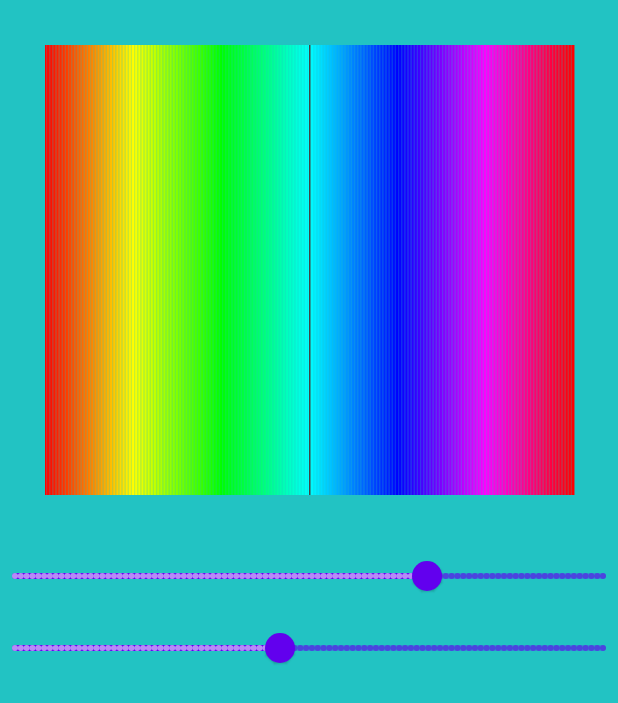
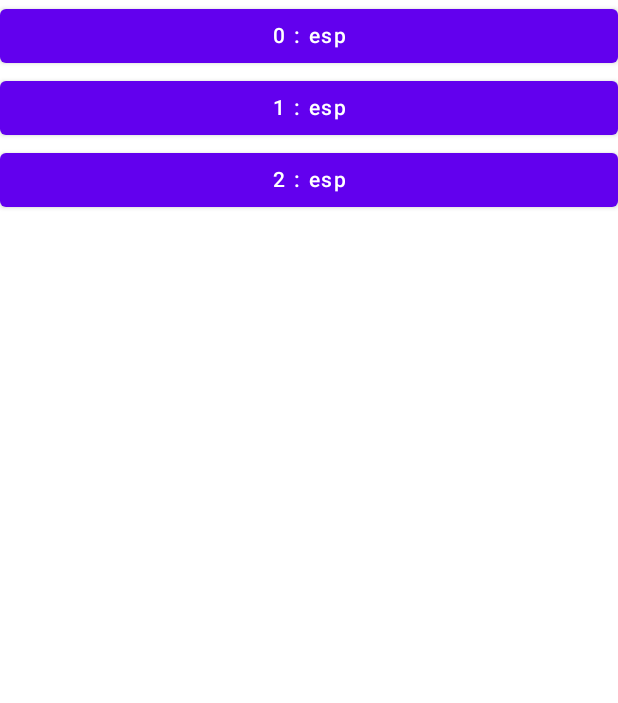
Before and after one commit to bakivo/Teta, an Android app built with Jetpack Compose: the screen it shows after launch (MainActivity), on a phone screen of 412 x 824 dp. Shown: the top 703 px of the screen. Run offline under Robolectric (Android 15) with nearby library versions, the phone set to English and light mode, and no system bars.

Commit message:
- added Service Discovery - app starts with a list of the nodes, which are possible to connect to.

```diff
--- a/app/src/main/AndroidManifest.xml
+++ b/app/src/main/AndroidManifest.xml
@@ -1,6 +1,7 @@
 <?xml version="1.0" encoding="utf-8"?>
 <manifest xmlns:android="http://schemas.android.com/apk/res/android"
     package="com.example.teta">
+    <uses-permission android:name="android.permission.INTERNET" />
 
     <application
         android:allowBackup="true"
--- a/app/src/main/java/com/example/teta/MainActivity.kt
+++ b/app/src/main/java/com/example/teta/MainActivity.kt
@@ -1,14 +1,19 @@
 package com.example.teta
 
 import android.os.Bundle
+import android.util.Log
 import androidx.activity.ComponentActivity
 import androidx.activity.compose.setContent
 import androidx.activity.viewModels
+import androidx.compose.foundation.layout.Column
+import androidx.compose.foundation.layout.fillMaxWidth
+import androidx.compose.material.Button
 import androidx.compose.material.MaterialTheme
 import androidx.compose.material.Surface
+import androidx.compose.material.Text
 import androidx.compose.runtime.Composable
-import androidx.lifecycle.ViewModel
-import androidx.lifecycle.viewModelScope
+import androidx.compose.ui.Modifier
+import androidx.compose.ui.text.style.TextAlign
 import com.example.teta.ui.theme.TetaTheme
 
 class MainActivity : ComponentActivity() {
@@ -24,10 +29,24 @@ class MainActivity : ComponentActivity() {
             }
         }
     }
+    override fun onResume() {
+        super.onResume()
+        tetaViewModel.startServiceDiscovery()
+        Log.i(DEBUG_TAG, "onResume" )
+    }
+
+    override fun onPause() {
+        super.onPause()
+        tetaViewModel.stopServiceDiscovery()
+        Log.i(DEBUG_TAG, "onPause" )
+    }
 }
 
 @Composable
 private fun MainActivityScreen(viewModel: TetaViewModel) {
+    if (viewModel.espUnits.isEmpty()){
+        Text(text = "Empty", modifier = Modifier.fillMaxWidth(), textAlign = TextAlign.Center)
+    } else if (viewModel.currentPosition != NOT_SELECTED) {
         MainScreen(
             viewModel.color,
             viewModel.hue,
@@ -36,7 +55,18 @@ private fun MainActivityScreen(viewModel: TetaViewModel) {
             viewModel::onHueChange,
             viewModel::onSaturationChange,
             viewModel::onLightnessChange,
-        onColorChanged = viewModel::sendNewColor)
+            viewModel.espUnits.get(viewModel.currentPosition)
+        )
+    } else {
+        //
+        Column() {
+            viewModel.espUnits.forEachIndexed { index, unit ->
+                Button(onClick = { viewModel.currentPosition = index }) {
+                    Text(text = "${unit.ip} : ${unit.name}", Modifier.fillMaxWidth(), textAlign = TextAlign.Center)
+                }
+            }
+        }
+    }
 }
 
 /*
--- /dev/null
+++ b/app/src/main/java/com/example/teta/ServiceDiscovery.kt
@@ -0,0 +1,64 @@
+package com.example.teta
+
+import android.net.nsd.NsdManager
+import android.net.nsd.NsdServiceInfo
+import android.util.Log
+import androidx.lifecycle.viewModelScope
+import kotlinx.coroutines.delay
+import kotlinx.coroutines.launch
+
+data class MdnsServiceInfo(val name: String, val ip: String,val port: Int)
+
+class ServiceDiscovery(private val nsdManager: NsdManager, onServiceAddedIP: (MdnsServiceInfo) -> Unit) {
+
+    private val resolveListener = object : NsdManager.ResolveListener {
+        override fun onResolveFailed(serviceInfo: NsdServiceInfo?, errorCode: Int) {
+            Log.e(DEBUG_TAG, "Resolve failed: $errorCode")
+        }
+        override fun onServiceResolved(serviceInfo: NsdServiceInfo?) {
+            Log.e(DEBUG_TAG, "Resolve Succeeded. $serviceInfo")
+            serviceInfo?.let {
+                onServiceAddedIP(MdnsServiceInfo(it.serviceName, it.host.hostAddress, it.port))
+            }
+        }
+    }
+    private val discoveryListener = object : NsdManager.DiscoveryListener {
+
+        override fun onStartDiscoveryFailed(serviceType: String?, errorCode: Int) {
+            Log.i(DEBUG_TAG, "Discovery failed: Error code:$errorCode")
+            nsdManager.stopServiceDiscovery(this)
+        }
+
+        override fun onStopDiscoveryFailed(serviceType: String?, errorCode: Int) {
+            Log.i(DEBUG_TAG, "Discovery failed: Error code:$errorCode")
+            nsdManager.stopServiceDiscovery(this)
+
+        }
+
+        override fun onDiscoveryStarted(serviceType: String?) {
+            Log.i(DEBUG_TAG, "Service discovery started")
+        }
+
+        override fun onDiscoveryStopped(serviceType: String?) {
+            Log.i(DEBUG_TAG, "Service discovery stopped: $serviceType")
+        }
+
+        override fun onServiceFound(serviceInfo: NsdServiceInfo?) {
+            Log.i(DEBUG_TAG, "Service discovery success: ${serviceInfo}")
+            if (serviceInfo?.serviceName?.contains("ESP32") == true) {
+                nsdManager.resolveService(serviceInfo, resolveListener)
+            }
+        }
+
+        override fun onServiceLost(serviceInfo: NsdServiceInfo?) {
+            Log.e(DEBUG_TAG, "service lost: ${serviceInfo?.serviceName}")
+        }
+    }
+
+    fun registerDiscoveryService() {
+        nsdManager.discoverServices("_http._tcp", NsdManager.PROTOCOL_DNS_SD, discoveryListener)
+    }
+    fun unregisterDiscoveryService() {
+        nsdManager.stopServiceDiscovery(discoveryListener)
+    }
+}
--- a/app/src/main/java/com/example/teta/TetaViewModel.kt
+++ b/app/src/main/java/com/example/teta/TetaViewModel.kt
@@ -1,14 +1,29 @@
 package com.example.teta
 
 import android.app.Application
+import android.content.Context
+import android.net.nsd.NsdManager
 import androidx.compose.runtime.getValue
 import androidx.compose.runtime.mutableStateOf
 import androidx.compose.runtime.setValue
 import androidx.compose.ui.graphics.Color
 import androidx.core.graphics.ColorUtils
 import androidx.lifecycle.AndroidViewModel
+import androidx.lifecycle.viewModelScope
+import kotlinx.coroutines.delay
+import kotlinx.coroutines.launch
+
+const val ESP_SERVICE_NAME = "ESP32-WebServer"
+const val NOT_SELECTED = -1
+data class Esp32Unit(val name: String, val ip: String)
 
 class TetaViewModel(application: Application) : AndroidViewModel(application) {
+
+    var espUnits: List<Esp32Unit> by mutableStateOf(listOf())
+        private set
+    var currentPosition by mutableStateOf(NOT_SELECTED)
+    val currentUnit: Esp32Unit?
+        get() = espUnits.getOrNull(currentPosition)
 
     var color: Color by mutableStateOf(Color.Magenta)
         private set
@@ -18,8 +33,25 @@ class TetaViewModel(application: Application) : AndroidViewModel(application) {
         private set
     var lightness: Float by mutableStateOf(0f)
         private set
+
     private val hslArray = FloatArray(3)
+    private var mdnsDiscovery: ServiceDiscovery
 
+    init {
+        setup()
+        val nsdManager = application.applicationContext.getSystemService(Context.NSD_SERVICE) as NsdManager
+        mdnsDiscovery = ServiceDiscovery(nsdManager = nsdManager, onServiceAddedIP = this::onServiceDiscoveryResolved)
+        viewModelScope.launch {
+            delay(5000)
+            repeat(3) {
+                espUnits = espUnits + listOf(Esp32Unit("esp", "$it"))
+                delay(1000)
+            }
+            delay(3000)
+            //espUnits = listOf()
+        }
+    }
+    // ***************** GUI **********************************************
     private fun setup() {
         hue = 180f; saturation = 0.7f; lightness = 0.45f
         color = updateColor()
@@ -27,13 +59,7 @@ class TetaViewModel(application: Application) : AndroidViewModel(application) {
     private fun updateColor(): Color {
         return Color(ColorUtils.HSLToColor(hslArray.apply { this[0] = hue; this[1] = saturation ; this[2] = lightness }))
     }
-    init {
-        setup()
-    }
-    fun sendNewColor(color: Color) {
-        println("$DEBUG_TAG${color.alpha} : ${color.value} : ${color.green} : ${color.blue}")
-        this.color = color
-    }
+
     fun onHueChange(hue: Float) {
         this.hue = hue
         color = updateColor()
@@ -46,4 +72,21 @@ class TetaViewModel(application: Application) : AndroidViewModel(application) {
         this.lightness = lightness
         color = updateColor()
     }
+    // ************** Service Discovery ***************
+    fun startServiceDiscovery() {
+        viewModelScope.launch {
+            mdnsDiscovery.registerDiscoveryService()
+        }
+    }
+    fun stopServiceDiscovery() {
+        mdnsDiscovery.unregisterDiscoveryService()
+    }
+
+    private fun onServiceDiscoveryResolved(service: MdnsServiceInfo) {
+        println("$DEBUG_TAG ${service.ip}")
+        if (service.name == ESP_SERVICE_NAME) {
+            espUnits = espUnits + listOf(Esp32Unit(service.name, service.ip))
+        }
+    }
+    // ************** Networking ***********************
 }
--- a/build.gradle.kts
+++ b/build.gradle.kts
@@ -6,7 +6,7 @@ buildscript {
         mavenCentral()
     }
     dependencies {
-        classpath("com.android.tools.build:gradle:7.0.0-beta02")
+        classpath("com.android.tools.build:gradle:7.0.0-beta03")
         classpath("org.jetbrains.kotlin:kotlin-gradle-plugin:1.4.32")
 
         // NOTE: Do not place your application dependencies here; they belong
```
Also changed, not shown: app/src/main/java/com/example/teta/MainScreen.kt (+9 -30 lines). Lines whose indentation alone changed are shown as unchanged.
